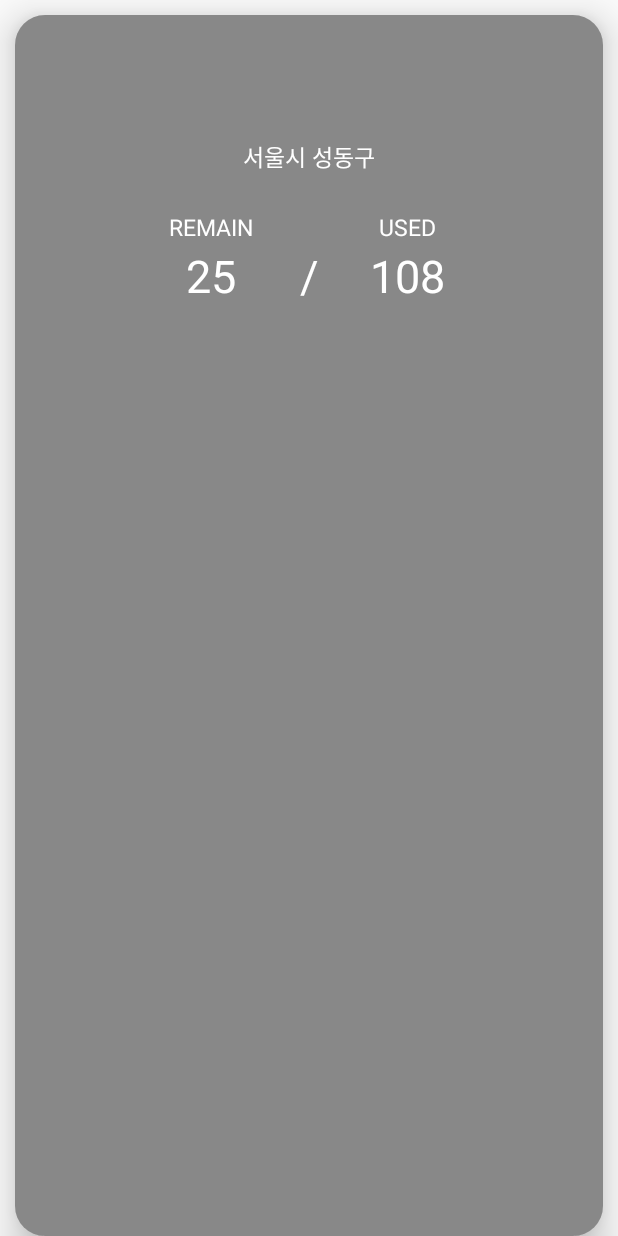
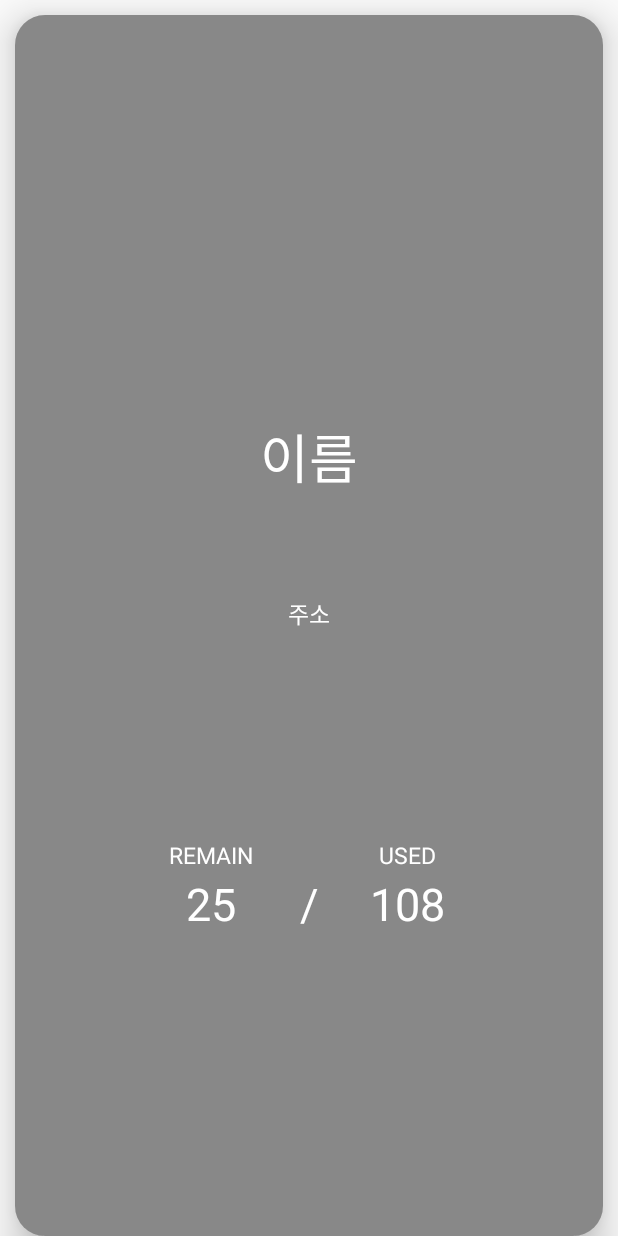
Before and after one commit to gohep90/ttowangAndroid, an Android app: the layout home_fragment.xml on its own in the app's theme, with its tools: preview values and no code run, on a phone screen of 412 x 824 dp. Run offline under Robolectric (Android 15) with nearby library versions, the phone set to English and light mode, and no system bars.

Commit message:
즐겨찾기 매장 레이아웃 비율로 세팅

```diff
--- a/app/src/main/res/layout/home.xml
+++ b/app/src/main/res/layout/home.xml
@@ -16,6 +16,7 @@
 <android.support.design.widget.CoordinatorLayout
     android:layout_width="match_parent"
     android:layout_height="match_parent">
+
         <android.support.v4.view.ViewPager
             android:id="@+id/viewpager"
             android:layout_width="match_parent"
--- a/app/src/main/res/layout/home_fragment.xml
+++ b/app/src/main/res/layout/home_fragment.xml
@@ -31,19 +31,31 @@
                     android:scaleType="centerCrop"
                     />
 
-                <RelativeLayout
+                <LinearLayout
                     android:layout_width="match_parent"
                     android:layout_height="match_parent"
-                    android:background="#77000000">
+                    android:background="#77000000"
+                    android:orientation="vertical"
+                    android:weightSum="10">
+
+                    <TextView
+                        android:layout_width="match_parent"
+                        android:layout_height="0dp"
+                        android:layout_weight="4"/>
 
                     <TextView
                         android:id="@+id/businessName"
                         android:layout_width="match_parent"
                         android:layout_height="wrap_content"
-                        android:layout_marginTop="30dp"
                         android:textColor="#ffffff"
                         android:gravity="center"
+                        android:text="이름"
                         android:textSize="35dp" />
+
+                    <TextView
+                        android:layout_width="match_parent"
+                        android:layout_height="0dp"
+                        android:layout_weight="1"/>
 
                     <TextView
                         android:id="@+id/businessLocation"
@@ -53,15 +65,19 @@
                         android:gravity="center"
                         android:textColor="#ffffff"
                         android:textSize="15dp"
-                        android:text="서울시 성동구"
-                        android:layout_marginTop="5dp"/>
+                        android:text="주소"/>
+
+                    <TextView
+                        android:layout_width="match_parent"
+                        android:layout_height="0dp"
+                        android:layout_weight="2"/>
 
                     <LinearLayout
                         android:layout_width="match_parent"
                         android:layout_height="wrap_content"
                         android:orientation="vertical"
                         android:layout_below="@+id/businessLocation"
-                        android:layout_marginTop="20dp">
+                        >
                         <LinearLayout
                             android:layout_width="match_parent"
                             android:layout_height="wrap_content"
@@ -146,11 +162,12 @@
                                 android:layout_height="wrap_content"
                                 android:layout_weight="2"/>
                         </LinearLayout>
-
-
                     </LinearLayout>
-
-                </RelativeLayout>
+                    <TextView
+                        android:layout_width="match_parent"
+                        android:layout_height="0dp"
+                        android:layout_weight="3"/>
+                </LinearLayout>
             </android.support.design.widget.CoordinatorLayout>
         </LinearLayout>
     </android.support.v7.widget.CardView>
```
